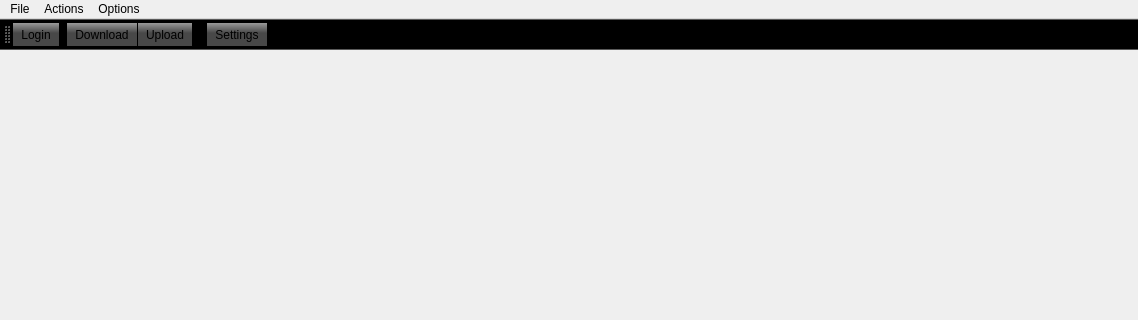
Above: gui/forms/mainwindow.ui from tranter/qt-google-drive before the change; both pictures show x 0 to 1138 and y 0 to 320 of the 1138 by 681 pixel window. Below: the same form after it.
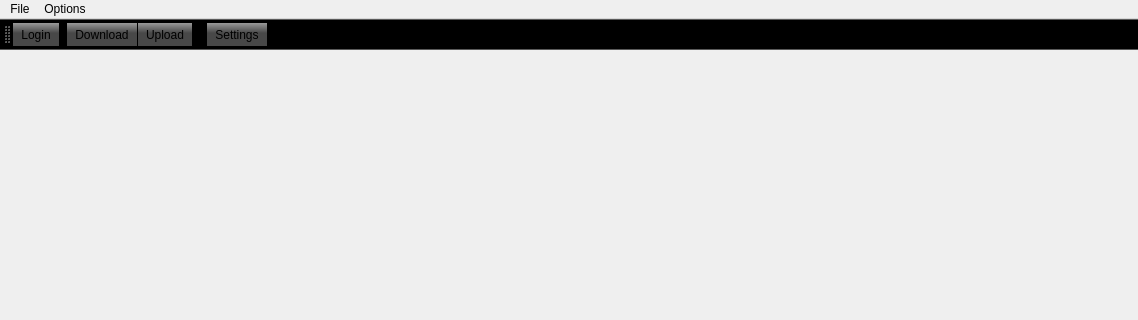
That is the form after the change. Icons and pictures are not drawn.

Commit message: removed Actions menu from main menu

Patch:
```diff
--- a/gui/forms/mainwindow.ui
+++ b/gui/forms/mainwindow.ui
@@ -270,17 +270,7 @@
     </property>
     <addaction name="actionSettings"/>
    </widget>
-   <widget class="QMenu" name="menuActions">
-    <property name="title">
-     <string>Actions</string>
-    </property>
-    <addaction name="actionDownload"/>
-    <addaction name="actionUpload"/>
-    <addaction name="actionNewFolder"/>
-    <addaction name="actionDelete"/>
-   </widget>
    <addaction name="menuFile"/>
-   <addaction name="menuActions"/>
    <addaction name="menuOptions"/>
   </widget>
   <widget class="QToolBar" name="mainToolBar">
```
The commit also changes 1 other file.
